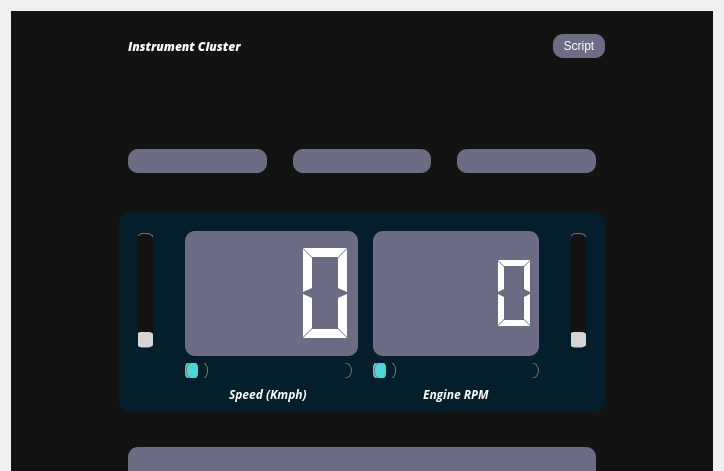
Old version of the form ui/IC.ui in the repository suchinton/AGL_Demo_Control_Panel; both pictures show x 0 to 724 and y 0 to 471 of the 724 by 720 pixel window.
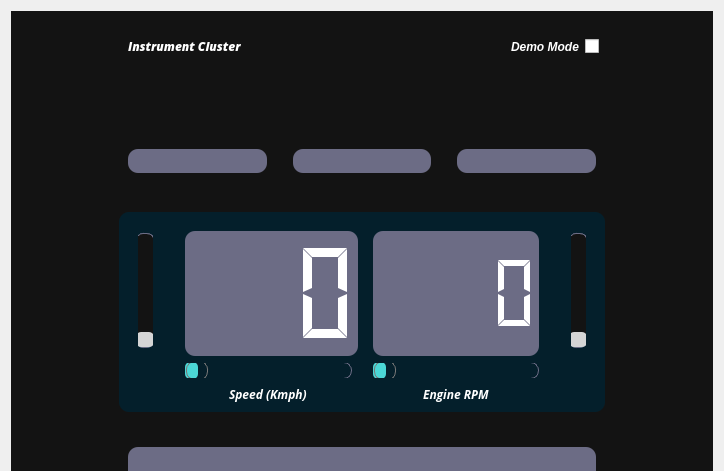
New version of the form. Icons and pictures are not drawn.

```diff
--- a/ui/IC.ui
+++ b/ui/IC.ui
@@ -442,7 +442,7 @@
                </property>
               </widget>
              </item>
-             <item row="3" column="8">
+             <item row="3" column="8" alignment="Qt::AlignHCenter|Qt::AlignVCenter">
               <widget class="QLabel" name="label_3">
                <property name="sizePolicy">
                 <sizepolicy hsizetype="Preferred" vsizetype="Preferred">
@@ -588,7 +588,7 @@
                </property>
               </spacer>
              </item>
-             <item row="3" column="1">
+             <item row="3" column="1" alignment="Qt::AlignHCenter|Qt::AlignVCenter">
               <widget class="QLabel" name="label_2">
                <property name="text">
                 <string/>
@@ -959,22 +959,23 @@
           </widget>
          </item>
          <item>
-          <widget class="QPushButton" name="scriptBtn">
+          <widget class="QLabel" name="label_6">
+           <property name="font">
+            <font>
+             <weight>75</weight>
+             <italic>true</italic>
+             <bold>true</bold>
+            </font>
+           </property>
            <property name="text">
-            <string>Script</string>
+            <string>Demo Mode</string>
            </property>
-           <property name="icon">
-            <iconset resource="../assets/res.qrc">
-             <normaloff>:/icons/feather/play-circle.svg</normaloff>:/icons/feather/play-circle.svg</iconset>
-           </property>
-           <property name="iconSize">
-            <size>
-             <width>30</width>
-             <height>30</height>
-            </size>
-           </property>
-           <property name="checkable">
-            <bool>true</bool>
+          </widget>
+         </item>
+         <item>
+          <widget class="QCheckBox" name="demoToggle">
+           <property name="text">
+            <string/>
            </property>
           </widget>
          </item>
```
Left out of the diff: 8 changed lines with no effect on the pictures.
